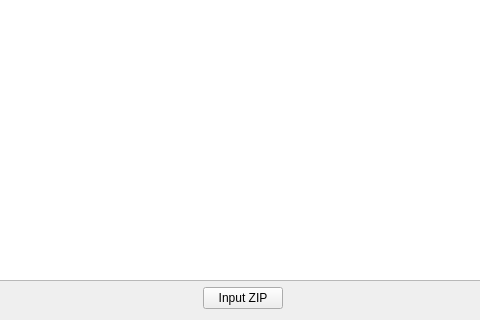
Above: widget.ui from merino22/Zip_Handler before the change; both pictures show x 141 to 621 and y 125 to 445 of the 773 by 445 pixel window. Below: the same form after it.
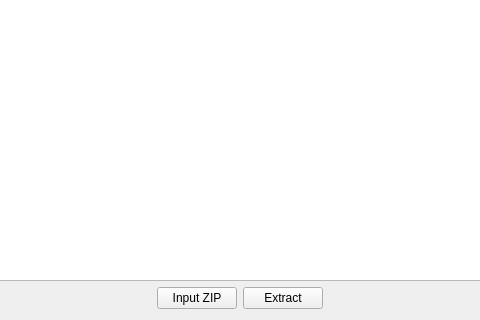
That is the form after the change.

Diff of the .ui file:
```diff
--- a/widget.ui
+++ b/widget.ui
@@ -45,6 +45,13 @@
        </property>
       </widget>
      </item>
+     <item>
+      <widget class="QPushButton" name="extractButton">
+       <property name="text">
+        <string>Extract</string>
+       </property>
+      </widget>
+     </item>
      <item>
       <spacer name="horizontalSpacer_2">
        <property name="orientation">
```
